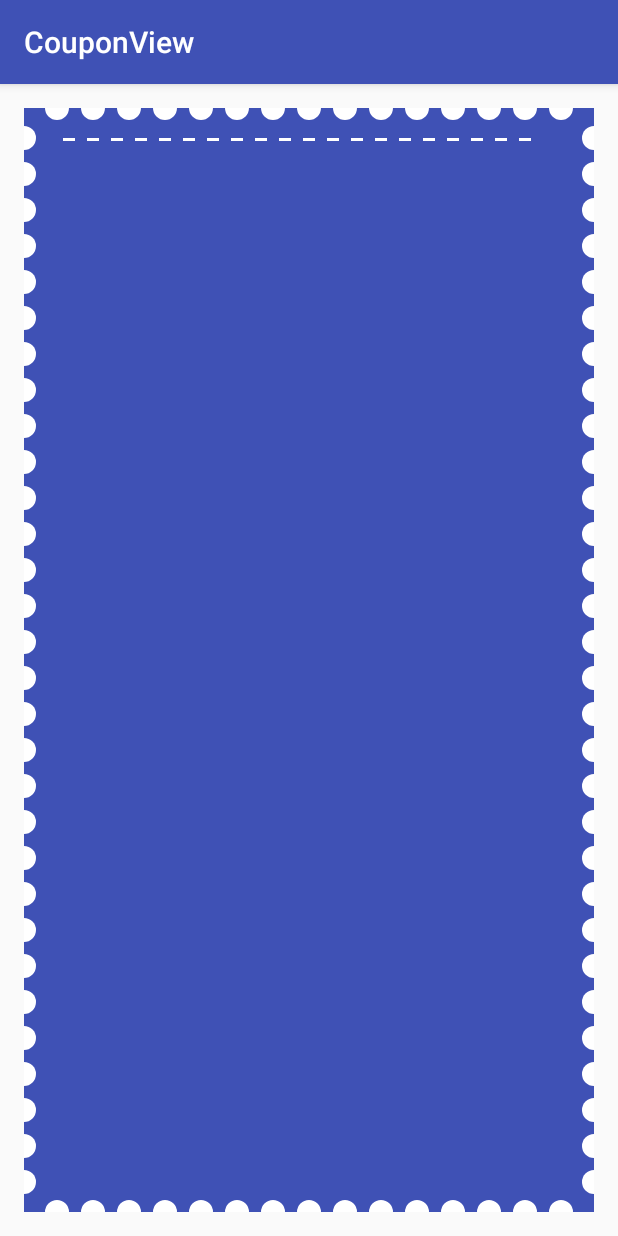
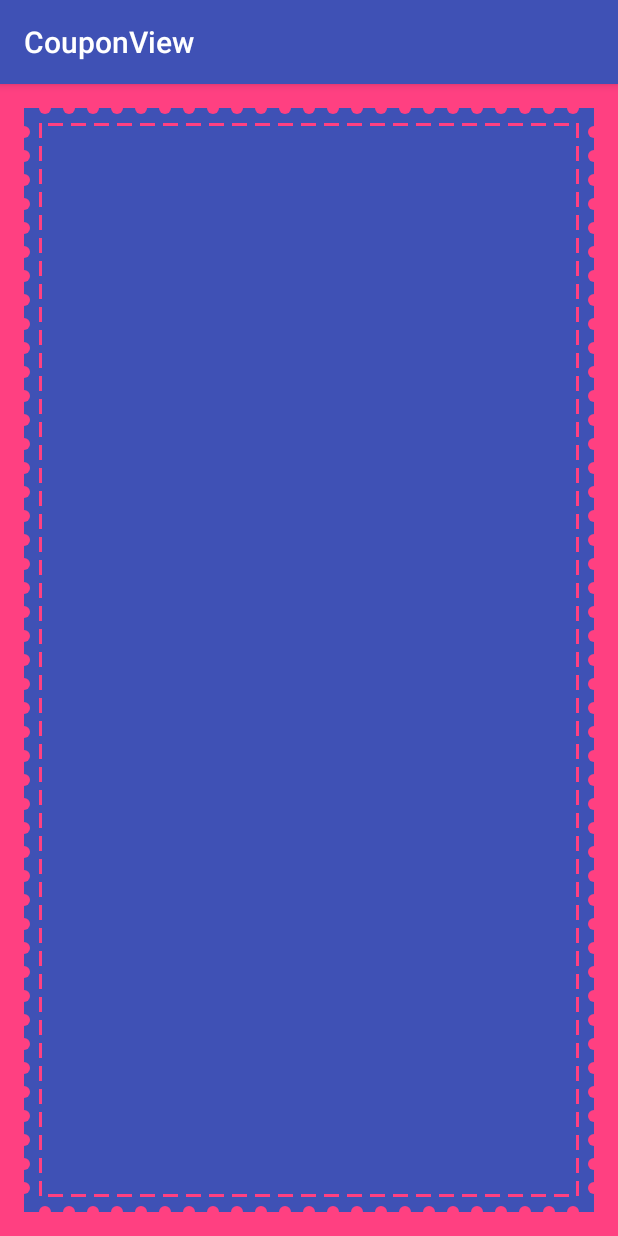
Before and after one commit to dongjunkun/CouponView, an Android app: the screen it shows after launch (MainActivity), on a phone screen of 412 x 824 dp. Run offline under Robolectric (Android 15) with nearby library versions, the phone set to English and light mode, and no system bars.

Commit message:
新增自定义属性

```diff
--- a/app/src/main/res/layout/activity_main.xml
+++ b/app/src/main/res/layout/activity_main.xml
@@ -5,6 +5,7 @@
     android:id="@+id/activity_main"
     android:layout_width="match_parent"
     android:layout_height="match_parent"
+    android:background="@color/colorAccent"
     android:paddingBottom="@dimen/activity_vertical_margin"
     android:paddingLeft="@dimen/activity_horizontal_margin"
     android:paddingRight="@dimen/activity_horizontal_margin"
@@ -12,9 +13,25 @@
     tools:context="yyydjk.com.couponview.MainActivity">
 
     <yyydjk.com.library.CouponView
-        android:padding="20dp"
+        xmlns:app="http://schemas.android.com/apk/res-auto"
+        android:layout_width="match_parent"
+        android:layout_height="match_parent"
         android:background="@color/colorPrimary"
-        android:layout_width="match_parent"
-        android:layout_height="match_parent"/>
+        android:padding="10dp"
+        app:cv_dash_line_color="@color/colorAccent"
+        app:cv_dash_line_gap="5dp"
+        app:cv_dash_line_height="2dp"
+        app:cv_dash_line_length="10dp"
+        app:cv_is_bottom_dash_line="true"
+        app:cv_is_bottom_semicircle="true"
+        app:cv_is_left_dash_line="true"
+        app:cv_is_left_semicircle="true"
+        app:cv_is_right_dash_line="true"
+        app:cv_is_right_semicircle="true"
+        app:cv_is_top_dash_line="true"
+        app:cv_is_top_semicircle="true"
+        app:cv_semicircle_color="@color/colorAccent"
+        app:cv_semicircle_gap="8dp"
+        app:cv_semicircle_radius="4dp"/>
 
 </RelativeLayout>
--- a/library/src/main/java/yyydjk/com/library/CouponViewHelper.java
+++ b/library/src/main/java/yyydjk/com/library/CouponViewHelper.java
@@ -13,6 +13,14 @@ import android.view.View;
 
 public class CouponViewHelper {
 
+    private static final int DEFAULT_SEMICIRCLE_GAP = 4;
+    private static final int DEFAULT_DASH_LINE_LENGTH = 10;
+    private static final int DEFAULT_SEMICIRCLE_RADIUS = 4;
+    private static final int DEFAULT_SEMICIRCLE_COLOR = 0xFFFFFFFF;
+    private static final int DEFAULT_DASH_LINE_HEIGHT = 1;
+    private static final int DEFAULT_DASH_LINE_GAP = 5;
+    private static final int DEFAULT_DASH_LINE_COLOR = 0xFFFFFFFF;
+
     private Context context;
 
     private View view;
@@ -24,13 +32,13 @@ public class CouponViewHelper {
     private Paint dashLinePaint;
 
     //半圆之间间距
-    private float semicicleGap = 8;
+    private float semicircleGap = DEFAULT_SEMICIRCLE_GAP;
 
     //半圆半径
-    private float semicircleRadius = 8;
+    private float semicircleRadius = DEFAULT_SEMICIRCLE_RADIUS;
 
     //半圆颜色
-    private int semicircleColor = 0xFFFFFFFF;
+    private int semicircleColor = DEFAULT_SEMICIRCLE_COLOR;
 
     //半圆数量X
     private int semicircleNumX;
@@ -45,16 +53,16 @@ public class CouponViewHelper {
     private int remindSemicircleY;
 
     //虚线的长度
-    private float dashLineLength = 8;
+    private float dashLineLength = DEFAULT_DASH_LINE_LENGTH;
 
     //虚线的高度
-    private float dashLineHeight = 2;
+    private float dashLineHeight = DEFAULT_DASH_LINE_HEIGHT;
 
     //虚线的间距
-    private float dashLineGap = 8;
+    private float dashLineGap = DEFAULT_DASH_LINE_GAP;
 
     //虚线的颜色
-    private int dashLineColor = 0xFFFFFFFF;
+    private int dashLineColor = DEFAULT_DASH_LINE_COLOR;
 
     //绘制虚线后X轴剩余距离
     private int remindDashLineX;
@@ -75,22 +83,22 @@ public class CouponViewHelper {
     private boolean isBottomSemicircle = true;
 
     //开启左边半圆曲线
-    private boolean isLeftSemicircle = true;
+    private boolean isLeftSemicircle = false;
 
-    //开启左边半圆曲线
-    private boolean isRightSemicircle = true;
+    //开启右边半圆曲线
+    private boolean isRightSemicircle = false;
 
     //开启顶部虚线
-    private boolean isTopDashLine = true;
+    private boolean isTopDashLine = false;
 
     //开启底部虚线
-    private boolean isBottomDashLine;
+    private boolean isBottomDashLine = false;
 
     //开启左边虚线
-    private boolean isLeftDashLine;
+    private boolean isLeftDashLine = true;
 
     //开启左边虚线
-    private boolean isRightDashLine;
+    private boolean isRightDashLine = true;
 
 
     public CouponViewHelper(View view, Context context, AttributeSet attrs, int defStyle) {
@@ -98,6 +106,21 @@ public class CouponViewHelper {
         this.view = view;
         TypedArray a = context.obtainStyledAttributes(
                 attrs, R.styleable.CouponView, defStyle, 0);
+        semicircleRadius = a.getDimensionPixelSize(R.styleable.CouponView_cv_semicircle_radius, dp2Px(DEFAULT_SEMICIRCLE_RADIUS));
+        semicircleGap = a.getDimensionPixelSize(R.styleable.CouponView_cv_semicircle_gap, dp2Px(DEFAULT_SEMICIRCLE_GAP));
+        semicircleColor = a.getColor(R.styleable.CouponView_cv_semicircle_color, DEFAULT_SEMICIRCLE_COLOR);
+        dashLineGap = a.getDimensionPixelSize(R.styleable.CouponView_cv_dash_line_gap, dp2Px(DEFAULT_DASH_LINE_GAP));
+        dashLineHeight = a.getDimensionPixelSize(R.styleable.CouponView_cv_dash_line_height, dp2Px(DEFAULT_DASH_LINE_HEIGHT));
+        dashLineLength = a.getDimensionPixelSize(R.styleable.CouponView_cv_dash_line_length, dp2Px(DEFAULT_DASH_LINE_LENGTH));
+        dashLineColor = a.getColor(R.styleable.CouponView_cv_dash_line_color, DEFAULT_DASH_LINE_COLOR);
+        isTopSemicircle = a.getBoolean(R.styleable.CouponView_cv_is_top_semicircle, isTopSemicircle);
+        isBottomSemicircle = a.getBoolean(R.styleable.CouponView_cv_is_bottom_semicircle, isBottomSemicircle);
+        isLeftSemicircle = a.getBoolean(R.styleable.CouponView_cv_is_left_semicircle, isLeftSemicircle);
+        isRightSemicircle = a.getBoolean(R.styleable.CouponView_cv_is_right_semicircle, isRightSemicircle);
+        isTopDashLine = a.getBoolean(R.styleable.CouponView_cv_is_top_dash_line, isTopDashLine);
+        isBottomDashLine = a.getBoolean(R.styleable.CouponView_cv_is_bottom_dash_line, isBottomDashLine);
+        isLeftDashLine = a.getBoolean(R.styleable.CouponView_cv_is_left_dash_line, isLeftDashLine);
+        isRightDashLine = a.getBoolean(R.styleable.CouponView_cv_is_right_dash_line, isRightDashLine);
 
         a.recycle();
         init();
@@ -118,23 +141,23 @@ public class CouponViewHelper {
 
     public void onSizeChanged(int w, int h) {
         if (isTopSemicircle && remindSemicircleX == 0 || isBottomSemicircle && remindSemicircleX == 0) {
-            remindSemicircleX = (w - dp2Px(semicicleGap)) % (2 * dp2Px(semicircleRadius) + dp2Px(semicicleGap));
-            semicircleNumX = (w - dp2Px(semicicleGap)) / (2 * dp2Px(semicircleRadius) + dp2Px(semicicleGap));
+            remindSemicircleX = (int) ((w - semicircleGap) % (2 * semicircleRadius + semicircleGap));
+            semicircleNumX = (int) ((w - semicircleGap) / (2 * semicircleRadius + semicircleGap));
         }
 
         if (isLeftSemicircle && remindSemicircleY == 0 || isRightSemicircle && remindSemicircleY == 0) {
-            remindSemicircleY = (h - dp2Px(semicicleGap)) % (2 * dp2Px(semicircleRadius) + dp2Px(semicicleGap));
-            semicircleNumY = (h - dp2Px(semicicleGap)) / (2 * dp2Px(semicircleRadius) + dp2Px(semicicleGap));
+            remindSemicircleY = (int) ((h - semicircleGap) % (2 * semicircleRadius + semicircleGap));
+            semicircleNumY = (int) ((h - semicircleGap) / (2 * semicircleRadius + semicircleGap));
         }
 
         if (isTopDashLine && remindDashLineX == 0 || isBottomDashLine && remindDashLineX == 0) {
-            remindDashLineX = (w - dp2Px(dashLineGap) - view.getPaddingLeft() - view.getPaddingRight()) % (dp2Px(dashLineLength) + dp2Px(dashLineGap));
-            dashLineNumX = (w - dp2Px(dashLineGap) - view.getPaddingLeft() - view.getPaddingRight()) / (dp2Px(dashLineLength) + dp2Px(dashLineGap));
+            remindDashLineX = (int) ((w + dashLineGap - view.getPaddingLeft() - view.getPaddingRight()) % (dashLineLength + dashLineGap));
+            dashLineNumX = (int) ((w + dashLineGap - view.getPaddingLeft() - view.getPaddingRight()) / (dashLineLength + dashLineGap));
         }
 
         if (isLeftDashLine && remindDashLineY == 0 || isRightDashLine && remindDashLineY == 0) {
-            remindDashLineY = (h - dp2Px(dashLineGap) - view.getPaddingTop() - view.getPaddingBottom()) % (dp2Px(dashLineLength) + dp2Px(dashLineGap));
-            dashLineNumY = (h - dp2Px(dashLineGap) - view.getPaddingTop() - view.getPaddingBottom()) / (dp2Px(dashLineLength) + dp2Px(dashLineGap));
+            remindDashLineY = (int) ((h + dashLineGap - view.getPaddingTop() - view.getPaddingBottom()) % (dashLineLength + dashLineGap));
+            dashLineNumY = (int) ((h + dashLineGap - view.getPaddingTop() - view.getPaddingBottom()) / (dashLineLength + dashLineGap));
         }
 
     }
@@ -142,32 +165,43 @@ public class CouponViewHelper {
     public void onDraw(Canvas canvas) {
         if (isTopSemicircle)
             for (int i = 0; i < semicircleNumX; i++) {
-                float x = dp2Px(semicicleGap) + dp2Px(semicircleRadius) + remindSemicircleX / 2 + (dp2Px(semicicleGap) + dp2Px(semicircleRadius) * 2) * i;
-                canvas.drawCircle(x, 0, dp2Px(semicircleRadius), semicirclePaint);
+                float x = semicircleGap + semicircleRadius + remindSemicircleX / 2 + (semicircleGap + semicircleRadius * 2) * i;
+                canvas.drawCircle(x, 0, semicircleRadius, semicirclePaint);
             }
         if (isBottomSemicircle)
             for (int i = 0; i < semicircleNumX; i++) {
-                float x = dp2Px(semicicleGap) + dp2Px(semicircleRadius) + remindSemicircleX / 2 + (dp2Px(semicicleGap) + dp2Px(semicircleRadius) * 2) * i;
-                canvas.drawCircle(x, view.getHeight(), dp2Px(semicircleRadius), semicirclePaint);
+                float x = semicircleGap + semicircleRadius + remindSemicircleX / 2 + (semicircleGap + semicircleRadius * 2) * i;
+                canvas.drawCircle(x, view.getHeight(), semicircleRadius, semicirclePaint);
             }
         if (isLeftSemicircle)
             for (int i = 0; i < semicircleNumY; i++) {
-                float y = dp2Px(semicicleGap) + dp2Px(semicircleRadius) + remindSemicircleY / 2 + (dp2Px(semicicleGap) + dp2Px(semicircleRadius) * 2) * i;
-                canvas.drawCircle(0, y, dp2Px(semicircleRadius), semicirclePaint);
+                float y = semicircleGap + semicircleRadius + remindSemicircleY / 2 + (semicircleGap + semicircleRadius * 2) * i;
+                canvas.drawCircle(0, y, semicircleRadius, semicirclePaint);
             }
         if (isRightSemicircle)
             for (int i = 0; i < semicircleNumY; i++) {
-                float y = dp2Px(semicicleGap) + dp2Px(semicircleRadius) + remindSemicircleY / 2 + (dp2Px(semicicleGap) + dp2Px(semicircleRadius) * 2) * i;
-                canvas.drawCircle(view.getWidth(), y, dp2Px(semicircleRadius), semicirclePaint);
+                float y = semicircleGap + semicircleRadius + remindSemicircleY / 2 + (semicircleGap + semicircleRadius * 2) * i;
+                canvas.drawCircle(view.getWidth(), y, semicircleRadius, semicirclePaint);
             }
         if (isTopDashLine)
             for (int i = 0; i < dashLineNumX; i++) {
-                float x = view.getPaddingLeft() + remindDashLineX / 2 + (dp2Px(dashLineGap) + dp2Px(dashLineLength)) * i;
-                canvas.drawRect(x,
-                        view.getPaddingTop(),
-                        x + dp2Px(dashLineLength),
-                        view.getPaddingTop() + dp2Px(dashLineHeight),
-                        dashLinePaint);
+                float x = view.getPaddingLeft() + remindDashLineX / 2 + (dashLineGap + dashLineLength) * i;
+                canvas.drawRect(x, view.getPaddingTop(), x + dashLineLength, view.getPaddingTop() + dashLineHeight, dashLinePaint);
+            }
+        if (isBottomDashLine)
+            for (int i = 0; i < dashLineNumX; i++) {
+                float x = view.getPaddingLeft() + remindDashLineX / 2 + (dashLineGap + dashLineLength) * i;
+                canvas.drawRect(x, view.getHeight() - dashLineHeight - view.getPaddingBottom(), x + dashLineLength, view.getHeight() - view.getPaddingBottom(), dashLinePaint);
+            }
+        if (isLeftDashLine)
+            for (int i = 0; i < dashLineNumY; i++) {
+                float y = view.getPaddingTop() + remindDashLineY / 2 + (dashLineGap + dashLineLength) * i;
+                canvas.drawRect(view.getPaddingLeft(), y, view.getPaddingLeft() + dashLineHeight, y + dashLineLength, dashLinePaint);
+            }
+        if (isRightDashLine)
+            for (int i = 0; i < dashLineNumY; i++) {
+                float y = view.getPaddingTop() + remindDashLineY / 2 + (dashLineGap + dashLineLength) * i;
+                canvas.drawRect(view.getWidth() - view.getPaddingRight() - dashLineHeight, y, view.getWidth() - view.getPaddingRight(), y + dashLineLength, dashLinePaint);
             }
     }
 
@@ -178,4 +212,132 @@ public class CouponViewHelper {
     private int px2Dp(float px) {
         return (int) (px / context.getResources().getDisplayMetrics().density + 0.5f);
     }
+
+    public float getSemicircleGap() {
+        return semicircleGap;
+    }
+
+    public void setSemicircleGap(float semicircleGap) {
+        this.semicircleGap = semicircleGap;
+        view.invalidate();
+    }
+
+    public float getSemicircleRadius() {
+        return semicircleRadius;
+    }
+
+    public void setSemicircleRadius(float semicircleRadius) {
+        this.semicircleRadius = semicircleRadius;
+        view.invalidate();
+    }
+
+    public int getSemicircleColor() {
+        return semicircleColor;
+    }
+
+    public void setSemicircleColor(int semicircleColor) {
+        if (this.semicircleColor != semicircleColor) {
+            this.semicircleColor = semicircleColor;
+            view.invalidate();
+        }
+    }
+
+    public float getDashLineLength() {
+        return dashLineLength;
+    }
+
+    public void setDashLineLength(float dashLineLength) {
+        this.dashLineLength = dashLineLength;
+        view.invalidate();
+    }
+
+    public float getDashLineHeight() {
+        return dashLineHeight;
+    }
+
+    public void setDashLineHeight(float dashLineHeight) {
+        this.dashLineHeight = dashLineHeight;
+        view.invalidate();
+    }
+
+    public float getDashLineGap() {
+        return dashLineGap;
+    }
+
+    public void setDashLineGap(float dashLineGap) {
+        this.dashLineGap = dashLineGap;
+        view.invalidate();
+    }
+
+    public int getDashLineColor() {
+        return dashLineColor;
+    }
+
+    public void setDashLineColor(int dashLineColor) {
+        this.dashLineColor = dashLineColor;
+    }
+
+    public boolean isTopSemicircle() {
+        return isTopSemicircle;
+    }
+
+    public void setTopSemicircle(boolean topSemicircle) {
+        isTopSemicircle = topSemicircle;
+    }
+
+    public boolean isBottomSemicircle() {
+        return isBottomSemicircle;
+    }
+
+    public void setBottomSemicircle(boolean bottomSemicircle) {
+        isBottomSemicircle = bottomSemicircle;
+    }
+
+    public boolean isLeftSemicircle() {
+        return isLeftSemicircle;
+    }
+
+    public void setLeftSemicircle(boolean leftSemicircle) {
+        isLeftSemicircle = leftSemicircle;
+    }
+
+    public boolean isRightSemicircle() {
+        return isRightSemicircle;
+    }
+
+    public void setRightSemicircle(boolean rightSemicircle) {
+        isRightSemicircle = rightSemicircle;
+    }
+
+    public boolean isTopDashLine() {
+        return isTopDashLine;
+    }
+
+    public void setTopDashLine(boolean topDashLine) {
+        isTopDashLine = topDashLine;
+    }
+
+    public boolean isBottomDashLine() {
+        return isBottomDashLine;
+    }
+
+    public void setBottomDashLine(boolean bottomDashLine) {
+        isBottomDashLine = bottomDashLine;
+    }
+
+    public boolean isLeftDashLine() {
+        return isLeftDashLine;
+    }
+
+    public void setLeftDashLine(boolean leftDashLine) {
+        isLeftDashLine = leftDashLine;
+    }
+
+    public boolean isRightDashLine() {
+        return isRightDashLine;
+    }
+
+    public void setRightDashLine(boolean rightDashLine) {
+        isRightDashLine = rightDashLine;
+    }
 }
```
Also changed, not shown: library/src/main/res/values/attrs.xml (+16 -4 lines).
